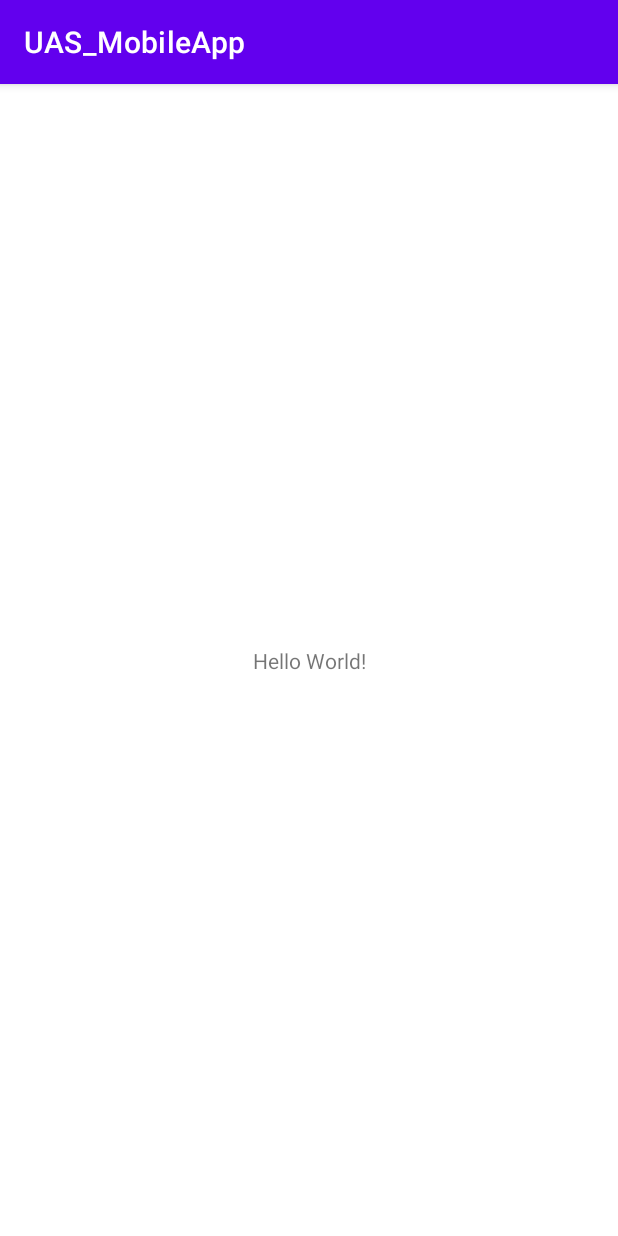
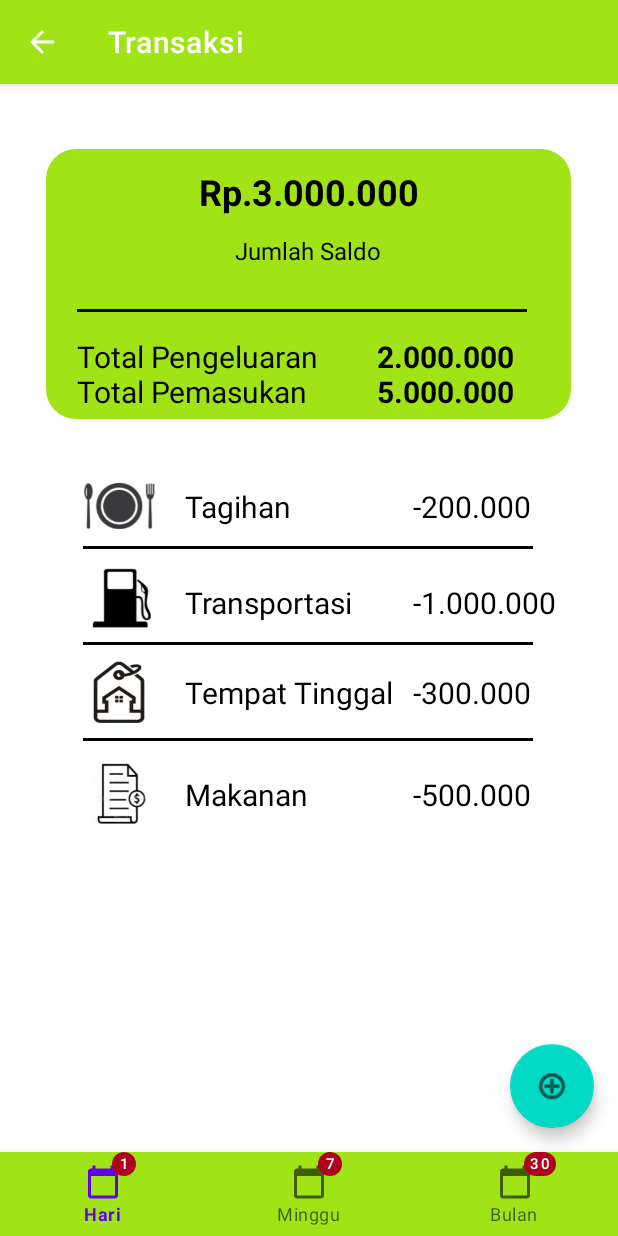
Before and after one commit to adityafadhilh/UAS-Mobile-App, an Android app: the MainActivity screen opened directly, with no data from a screen before it, on a phone screen of 412 x 824 dp. Run offline under Robolectric (Android 15) with nearby library versions, the phone set to English and light mode, and no system bars.

Commit message:
tambah file Richi

```diff
--- /dev/null
+++ b/app/src/main/java/id/ac/umn/uas_mobileapp/BulanFragment.java
@@ -0,0 +1,19 @@
+package id.ac.umn.uas_mobileapp;
+
+import android.os.Bundle;
+
+import androidx.fragment.app.Fragment;
+
+import android.view.LayoutInflater;
+import android.view.View;
+import android.view.ViewGroup;
+
+public class BulanFragment extends Fragment {
+
+
+    @Override
+    public View onCreateView(LayoutInflater inflater, ViewGroup container,
+                             Bundle savedInstanceState) {
+        return inflater.inflate(R.layout.fragment_bulan, container, false);
+    }
+}
--- /dev/null
+++ b/app/src/main/java/id/ac/umn/uas_mobileapp/HariFragment.java
@@ -0,0 +1,19 @@
+package id.ac.umn.uas_mobileapp;
+
+import android.os.Bundle;
+
+import androidx.fragment.app.Fragment;
+
+import android.view.LayoutInflater;
+import android.view.View;
+import android.view.ViewGroup;
+
+public class HariFragment extends Fragment {
+
+
+    @Override
+    public View onCreateView(LayoutInflater inflater, ViewGroup container,
+                             Bundle savedInstanceState) {
+        return inflater.inflate(R.layout.fragment_hari, container, false);
+    }
+}
--- a/app/src/main/java/id/ac/umn/uas_mobileapp/MainActivity.java
+++ b/app/src/main/java/id/ac/umn/uas_mobileapp/MainActivity.java
@@ -1,16 +1,74 @@
 package id.ac.umn.uas_mobileapp;
 
-import static android.os.Build.VERSION_CODES;
-
+import androidx.appcompat.app.ActionBar;
 import androidx.appcompat.app.AppCompatActivity;
 
+import android.graphics.Color;
+import android.graphics.drawable.ColorDrawable;
 import android.os.Bundle;
+import android.view.MenuItem;
+
+import com.google.android.material.badge.BadgeDrawable;
+import com.google.android.material.bottomnavigation.BottomNavigationView;
+import com.google.android.material.navigation.NavigationBarView;
 
 public class MainActivity extends AppCompatActivity {
+
+    BottomNavigationView bottomNavigationView;
+
+    HariFragment hariFragment = new HariFragment();
+    MingguFragment mingguFragment = new MingguFragment();
+    BulanFragment bulanFragment = new BulanFragment();
 
     @Override
     protected void onCreate(Bundle savedInstanceState) {
         super.onCreate(savedInstanceState);
         setContentView(R.layout.activity_main);
+
+        ActionBar actionBar;
+        actionBar = getSupportActionBar();
+
+        getSupportActionBar().setDisplayHomeAsUpEnabled(true);
+        getSupportActionBar().setTitle("Transaksi");
+        ColorDrawable colorDrawable
+                = new ColorDrawable(Color.parseColor("#A0E418"));
+
+        actionBar.setBackgroundDrawable(colorDrawable);
+
+        bottomNavigationView  = findViewById(R.id.bottom_navigation);
+
+        getSupportFragmentManager().beginTransaction().replace(R.id.container,hariFragment).commit();
+
+        BadgeDrawable badgeDrawable = bottomNavigationView.getOrCreateBadge(R.id.hari);
+        badgeDrawable.setVisible(true);
+        badgeDrawable.setNumber(1);
+
+        BadgeDrawable badge2Drawable = bottomNavigationView.getOrCreateBadge(R.id.minggu);
+        badge2Drawable.setVisible(true);
+        badge2Drawable.setNumber(7);
+
+        BadgeDrawable badge3Drawable = bottomNavigationView.getOrCreateBadge(R.id.bulan);
+        badge3Drawable.setVisible(true);
+        badge3Drawable.setNumber(30);
+
+        bottomNavigationView.setOnItemSelectedListener(new NavigationBarView.OnItemSelectedListener() {
+            @Override
+            public boolean onNavigationItemSelected(MenuItem item) {
+                switch (item.getItemId()){
+                    case R.id.hari:
+                        getSupportFragmentManager().beginTransaction().replace(R.id.container,hariFragment).commit();
+                        return true;
+                    case R.id.minggu:
+                        getSupportFragmentManager().beginTransaction().replace(R.id.container,mingguFragment).commit();
+                        return true;
+                    case R.id.bulan:
+                        getSupportFragmentManager().beginTransaction().replace(R.id.container,bulanFragment).commit();
+                        return true;
+                }
+
+                return false;
+            }
+        });
+
     }
 }
--- /dev/null
+++ b/app/src/main/java/id/ac/umn/uas_mobileapp/MingguFragment.java
@@ -0,0 +1,19 @@
+package id.ac.umn.uas_mobileapp;
+
+import android.os.Bundle;
+
+import androidx.fragment.app.Fragment;
+
+import android.view.LayoutInflater;
+import android.view.View;
+import android.view.ViewGroup;
+
+public class MingguFragment extends Fragment {
+
+
+    @Override
+    public View onCreateView(LayoutInflater inflater, ViewGroup container,
+                             Bundle savedInstanceState) {
+        return inflater.inflate(R.layout.fragment_minggu, container, false);
+    }
+}
--- /dev/null
+++ b/app/src/main/res/drawable/ic_baseline_add_24.xml
@@ -0,0 +1,5 @@
+<vector android:height="24dp" android:tint="#000000"
+    android:viewportHeight="24" android:viewportWidth="24"
+    android:width="24dp" xmlns:android="http://schemas.android.com/apk/res/android">
+    <path android:fillColor="@android:color/white" android:pathData="M19,13h-6v6h-2v-6H5v-2h6V5h2v6h6v2z"/>
+</vector>
--- /dev/null
+++ b/app/src/main/res/drawable/ic_baseline_calendar_today_24.xml
@@ -0,0 +1,5 @@
+<vector android:height="24dp" android:tint="#000000"
+    android:viewportHeight="24" android:viewportWidth="24"
+    android:width="24dp" xmlns:android="http://schemas.android.com/apk/res/android">
+    <path android:fillColor="@android:color/white" android:pathData="M20,3h-1L19,1h-2v2L7,3L7,1L5,1v2L4,3c-1.1,0 -2,0.9 -2,2v16c0,1.1 0.9,2 2,2h16c1.1,0 2,-0.9 2,-2L22,5c0,-1.1 -0.9,-2 -2,-2zM20,21L4,21L4,8h16v13z"/>
+</vector>
--- /dev/null
+++ b/app/src/main/res/drawable/ic_launcher_foreground.xml
@@ -0,0 +1,30 @@
+<vector xmlns:android="http://schemas.android.com/apk/res/android"
+    xmlns:aapt="http://schemas.android.com/aapt"
+    android:width="108dp"
+    android:height="108dp"
+    android:viewportWidth="108"
+    android:viewportHeight="108">
+    <path android:pathData="M31,63.928c0,0 6.4,-11 12.1,-13.1c7.2,-2.6 26,-1.4 26,-1.4l38.1,38.1L107,108.928l-32,-1L31,63.928z">
+        <aapt:attr name="android:fillColor">
+            <gradient
+                android:endX="85.84757"
+                android:endY="92.4963"
+                android:startX="42.9492"
+                android:startY="49.59793"
+                android:type="linear">
+                <item
+                    android:color="#44000000"
+                    android:offset="0.0" />
+                <item
+                    android:color="#00000000"
+                    android:offset="1.0" />
+            </gradient>
+        </aapt:attr>
+    </path>
+    <path
+        android:fillColor="#FFFFFF"
+        android:fillType="nonZero"
+        android:pathData="M65.3,45.828l3.8,-6.6c0.2,-0.4 0.1,-0.9 -0.3,-1.1c-0.4,-0.2 -0.9,-0.1 -1.1,0.3l-3.9,6.7c-6.3,-2.8 -13.4,-2.8 -19.7,0l-3.9,-6.7c-0.2,-0.4 -0.7,-0.5 -1.1,-0.3C38.8,38.328 38.7,38.828 38.9,39.228l3.8,6.6C36.2,49.428 31.7,56.028 31,63.928h46C76.3,56.028 71.8,49.428 65.3,45.828zM43.4,57.328c-0.8,0 -1.5,-0.5 -1.8,-1.2c-0.3,-0.7 -0.1,-1.5 0.4,-2.1c0.5,-0.5 1.4,-0.7 2.1,-0.4c0.7,0.3 1.2,1 1.2,1.8C45.3,56.528 44.5,57.328 43.4,57.328L43.4,57.328zM64.6,57.328c-0.8,0 -1.5,-0.5 -1.8,-1.2s-0.1,-1.5 0.4,-2.1c0.5,-0.5 1.4,-0.7 2.1,-0.4c0.7,0.3 1.2,1 1.2,1.8C66.5,56.528 65.6,57.328 64.6,57.328L64.6,57.328z"
+        android:strokeWidth="1"
+        android:strokeColor="#00000000" />
+</vector>
--- /dev/null
+++ b/app/src/main/res/drawable/line.xml
@@ -0,0 +1,9 @@
+<?xml version="1.0" encoding="utf-8"?>
+<selector xmlns:android="http://schemas.android.com/apk/res/android">
+    <item>
+        <shape android:shape="rectangle">
+            <solid android:color="#000000"/>
+            <corners android:radius="0dp"/>
+        </shape>
+    </item>
+</selector>
--- /dev/null
+++ b/app/src/main/res/drawable/rectangle.xml
@@ -0,0 +1,9 @@
+<?xml version="1.0" encoding="utf-8"?>
+<selector xmlns:android="http://schemas.android.com/apk/res/android">
+    <item>
+        <shape android:shape="rectangle">
+            <solid android:color="@color/green"/>
+            <corners android:radius="20dp"/>
+        </shape>
+    </item>
+</selector>
--- a/app/src/main/res/layout/activity_main.xml
+++ b/app/src/main/res/layout/activity_main.xml
@@ -1,18 +1,27 @@
 <?xml version="1.0" encoding="utf-8"?>
-<androidx.constraintlayout.widget.ConstraintLayout xmlns:android="http://schemas.android.com/apk/res/android"
+<RelativeLayout xmlns:android="http://schemas.android.com/apk/res/android"
     xmlns:app="http://schemas.android.com/apk/res-auto"
     xmlns:tools="http://schemas.android.com/tools"
     android:layout_width="match_parent"
     android:layout_height="match_parent"
     tools:context=".MainActivity">
 
-    <TextView
-        android:layout_width="wrap_content"
+
+    <FrameLayout
+        android:layout_width="match_parent"
+        android:layout_height="match_parent"
+        android:id="@+id/container"
+        android:layout_above="@id/bottom_navigation"/>
+
+    <com.google.android.material.bottomnavigation.BottomNavigationView
+        android:layout_width="match_parent"
         android:layout_height="wrap_content"
-        android:text="Hello World!"
-        app:layout_constraintBottom_toBottomOf="parent"
-        app:layout_constraintEnd_toEndOf="parent"
-        app:layout_constraintStart_toStartOf="parent"
-        app:layout_constraintTop_toTopOf="parent" />
+        android:id="@+id/bottom_navigation"
+        android:background="#A0E418"
+        android:layout_alignParentBottom="true"
+        app:menu="@menu/bottom_nav_menu"
+        />
 
-</androidx.constraintlayout.widget.ConstraintLayout>
+
+
+</RelativeLayout>
--- /dev/null
+++ b/app/src/main/res/layout/fragment_bulan.xml
@@ -0,0 +1,18 @@
+<?xml version="1.0" encoding="utf-8"?>
+<RelativeLayout xmlns:android="http://schemas.android.com/apk/res/android"
+    xmlns:app="http://schemas.android.com/apk/res-auto"
+    xmlns:tools="http://schemas.android.com/tools"
+    android:layout_width="match_parent"
+    android:layout_height="match_parent"
+    tools:context=".HariFragment">
+
+    <TextView
+        android:layout_width="wrap_content"
+        android:layout_height="wrap_content"
+        android:text="Bulan"
+        android:textSize="25dp"
+        android:layout_centerInParent="true"/>
+
+
+
+</RelativeLayout>
--- /dev/null
+++ b/app/src/main/res/layout/fragment_hari.xml
@@ -0,0 +1,260 @@
+<?xml version="1.0" encoding="utf-8"?>
+<androidx.constraintlayout.widget.ConstraintLayout xmlns:android="http://schemas.android.com/apk/res/android"
+    xmlns:app="http://schemas.android.com/apk/res-auto"
+    xmlns:tools="http://schemas.android.com/tools"
+    android:layout_width="match_parent"
+    android:layout_height="match_parent"
+    tools:context=".HariFragment">
+
+    <TextView
+        android:id="@+id/textView3"
+        android:layout_width="350dp"
+        android:layout_height="180dp"
+        android:background="@drawable/rectangle"
+        app:layout_constraintBottom_toBottomOf="parent"
+        app:layout_constraintEnd_toEndOf="parent"
+        app:layout_constraintHorizontal_bias="0.491"
+        app:layout_constraintStart_toStartOf="parent"
+        app:layout_constraintTop_toTopOf="parent"
+        app:layout_constraintVertical_bias="0.081" />
+
+    <TextView
+        android:id="@+id/textView13"
+        android:layout_width="wrap_content"
+        android:layout_height="wrap_content"
+        android:layout_marginStart="72dp"
+        android:layout_marginTop="240dp"
+        android:text="Tempat Tinggal"
+        android:textColor="#000000"
+        android:textSize="20sp"
+        app:layout_constraintStart_toStartOf="@+id/textView4"
+        app:layout_constraintTop_toBottomOf="@+id/textView4" />
+
+    <ImageView
+        android:id="@+id/imageView4"
+        android:layout_width="48dp"
+        android:layout_height="42dp"
+        android:layout_marginStart="4dp"
+        android:layout_marginTop="232dp"
+        android:src="@drawable/rumah"
+        app:layout_constraintStart_toStartOf="@+id/textView4"
+        app:layout_constraintTop_toBottomOf="@+id/textView4" />
+
+    <ImageView
+        android:id="@+id/imageView3"
+        android:layout_width="50dp"
+        android:layout_height="44dp"
+        android:layout_marginStart="4dp"
+        android:layout_marginTop="168dp"
+        android:src="@drawable/akomodasi"
+        app:layout_constraintStart_toStartOf="@+id/textView4"
+        app:layout_constraintTop_toBottomOf="@+id/textView4" />
+
+    <TextView
+        android:id="@+id/textView19"
+        android:layout_width="wrap_content"
+        android:layout_height="wrap_content"
+        android:layout_marginStart="224dp"
+        android:layout_marginTop="308dp"
+        android:text="-500.000"
+        android:textColor="#000000"
+        android:textSize="20sp"
+        app:layout_constraintStart_toStartOf="@+id/textView4"
+        app:layout_constraintTop_toBottomOf="@+id/textView4" />
+
+    <TextView
+        android:id="@+id/textView8"
+        android:layout_width="300dp"
+        android:layout_height="2dp"
+        android:layout_marginStart="4dp"
+        android:layout_marginTop="156dp"
+        android:background="@drawable/line"
+        app:layout_constraintStart_toStartOf="@+id/textView4"
+        app:layout_constraintTop_toBottomOf="@+id/textView4" />
+
+    <ImageView
+        android:id="@+id/imageView5"
+        android:layout_width="48dp"
+        android:layout_height="42dp"
+        android:layout_marginStart="4dp"
+        android:layout_marginTop="300dp"
+        android:src="@drawable/tagihan"
+        app:layout_constraintStart_toStartOf="@+id/textView4"
+        app:layout_constraintTop_toBottomOf="@+id/textView4" />
+
+    <TextView
+        android:id="@+id/textView18"
+        android:layout_width="wrap_content"
+        android:layout_height="wrap_content"
+        android:layout_marginStart="224dp"
+        android:layout_marginTop="180dp"
+        android:text="-1.000.000"
+        android:textColor="#000000"
+        android:textSize="20sp"
+        app:layout_constraintStart_toStartOf="@+id/textView4"
+        app:layout_constraintTop_toBottomOf="@+id/textView4" />
+
+    <TextView
+        android:id="@+id/textView10"
+        android:layout_width="300dp"
+        android:layout_height="2dp"
+        android:layout_marginStart="4dp"
+        android:layout_marginTop="284dp"
+        android:background="@drawable/line"
+        app:layout_constraintStart_toStartOf="@+id/textView4"
+        app:layout_constraintTop_toBottomOf="@+id/textView4" />
+
+    <TextView
+        android:id="@+id/textView9"
+        android:layout_width="300dp"
+        android:layout_height="2dp"
+        android:layout_marginStart="4dp"
+        android:layout_marginTop="220dp"
+        android:background="@drawable/line"
+        app:layout_constraintStart_toStartOf="@+id/textView4"
+        app:layout_constraintTop_toBottomOf="@+id/textView4" />
+
+    <TextView
+        android:id="@+id/textView17"
+        android:layout_width="wrap_content"
+        android:layout_height="wrap_content"
+        android:layout_marginStart="224dp"
+        android:layout_marginTop="240dp"
+        android:text="-300.000"
+        android:textColor="#000000"
+        android:textSize="20sp"
+        app:layout_constraintStart_toStartOf="@+id/textView4"
+        app:layout_constraintTop_toBottomOf="@+id/textView4" />
+
+    <TextView
+        android:id="@+id/textView11"
+        android:layout_width="wrap_content"
+        android:layout_height="wrap_content"
+        android:layout_marginStart="72dp"
+        android:layout_marginTop="116dp"
+        android:text="Tagihan"
+        android:textColor="#000000"
+        android:textSize="20sp"
+        app:layout_constraintStart_toStartOf="@+id/textView4"
+        app:layout_constraintTop_toBottomOf="@+id/textView4" />
+
+    <TextView
+        android:id="@+id/textView15"
+        android:layout_width="wrap_content"
+        android:layout_height="wrap_content"
+        android:layout_marginStart="72dp"
+        android:layout_marginTop="180dp"
+        android:text="Transportasi"
+        android:textColor="#000000"
+        android:textSize="20sp"
+        app:layout_constraintStart_toStartOf="@+id/textView4"
+        app:layout_constraintTop_toBottomOf="@+id/textView4" />
+
+    <TextView
+        android:id="@+id/textView12"
+        android:layout_width="wrap_content"
+        android:layout_height="wrap_content"
+        android:layout_marginStart="72dp"
+        android:layout_marginTop="308dp"
+        android:text="Makanan"
+        android:textColor="#000000"
+        android:textSize="20sp"
+        app:layout_constraintStart_toStartOf="@+id/textView4"
+        app:layout_constraintTop_toBottomOf="@+id/textView4" />
+
+    <ImageView
+        android:id="@+id/imageView2"
+        android:layout_width="48dp"
+        android:layout_height="42dp"
+        android:layout_marginStart="4dp"
+        android:layout_marginTop="108dp"
+        android:src="@drawable/makanan"
+        app:layout_constraintStart_toStartOf="@+id/textView4"
+        app:layout_constraintTop_toBottomOf="@+id/textView4" />
+
+    <TextView
+        android:id="@+id/textView16"
+        android:layout_width="wrap_content"
+        android:layout_height="wrap_content"
+        android:layout_marginStart="224dp"
+        android:layout_marginTop="116dp"
+        android:text="-200.000"
+        android:textColor="#000000"
+        android:textSize="20sp"
+        app:layout_constraintStart_toStartOf="@+id/textView4"
+        app:layout_constraintTop_toBottomOf="@+id/textView4" />
+
+    <TextView
+        android:id="@+id/textView"
+        android:layout_width="wrap_content"
+        android:layout_height="wrap_content"
+        android:layout_marginTop="12dp"
+        android:text="Rp.3.000.000"
+        android:textColor="#000000"
+        android:textSize="24sp"
+        android:textStyle="bold"
+        app:layout_constraintEnd_toEndOf="parent"
+        app:layout_constraintStart_toStartOf="parent"
+        app:layout_constraintTop_toTopOf="@+id/textView3" />
+
+    <TextView
+        android:id="@+id/textView4"
+        android:layout_width="300dp"
+        android:layout_height="2dp"
+        android:background="@drawable/line"
+        app:layout_constraintBottom_toBottomOf="parent"
+        app:layout_constraintEnd_toEndOf="parent"
+        app:layout_constraintHorizontal_bias="0.459"
+        app:layout_constraintStart_toStartOf="parent"
+        app:layout_constraintTop_toTopOf="parent"
+        app:layout_constraintVertical_bias="0.211" />
+
+    <TextView
+        android:id="@+id/textView2"
+        android:layout_width="wrap_content"
+        android:layout_height="wrap_content"
+        android:layout_marginStart="24dp"
+        android:layout_marginTop="12dp"
+        android:text="Jumlah Saldo"
+        android:textColor="#000000"
+        android:textSize="16sp"
+        app:layout_constraintStart_toStartOf="@+id/textView"
+        app:layout_constraintTop_toBottomOf="@+id/textView" />
+
+    <TextView
+        android:id="@+id/textView6"
+        android:layout_width="wrap_content"
+        android:layout_height="wrap_content"
+        android:layout_marginTop="16dp"
+        android:layout_marginEnd="4dp"
+        android:text="2.000.000 \n5.000.000"
+        android:textColor="#000000"
+        android:textSize="20sp"
+        android:textStyle="bold"
+        app:layout_constraintEnd_toEndOf="@+id/textView4"
+        app:layout_constraintTop_toBottomOf="@+id/textView4" />
+
+    <TextView
+        android:id="@+id/textView5"
+        android:layout_width="wrap_content"
+        android:layout_height="wrap_content"
+        android:layout_marginTop="16dp"
+        android:text="Total Pengeluaran \nTotal Pemasukan"
+        android:textColor="#000000"
+        android:textSize="20sp"
+        app:layout_constraintStart_toStartOf="@+id/textView4"
+        app:layout_constraintTop_toBottomOf="@+id/textView4" />
+
+    <com.google.android.material.floatingactionbutton.FloatingActionButton
+        android:id="@+id/floatingActionButton"
+        android:layout_width="wrap_content"
+        android:layout_height="wrap_content"
+        android:layout_marginEnd="16dp"
+        android:layout_marginBottom="16dp"
+        android:clickable="true"
+        android:src="@android:drawable/ic_menu_add"
+        app:layout_constraintBottom_toBottomOf="parent"
+        app:layout_constraintEnd_toEndOf="parent" />
+
+
+</androidx.constraintlayout.widget.ConstraintLayout>
--- /dev/null
+++ b/app/src/main/res/layout/fragment_minggu.xml
@@ -0,0 +1,16 @@
+<?xml version="1.0" encoding="utf-8"?>
+<RelativeLayout xmlns:android="http://schemas.android.com/apk/res/android"
+    xmlns:tools="http://schemas.android.com/tools"
+    android:layout_width="match_parent"
+    android:layout_height="match_parent"
+    tools:context=".HariFragment">
+
+    <TextView
+        android:layout_width="wrap_content"
+        android:layout_height="wrap_content"
+        android:text="Minggu"
+        android:textSize="25dp"
+        android:layout_centerInParent="true"/>
+
+
+</RelativeLayout>
--- /dev/null
+++ b/app/src/main/res/menu/bottom_nav_menu.xml
@@ -0,0 +1,13 @@
+<?xml version="1.0" encoding="utf-8"?>
+<menu xmlns:android="http://schemas.android.com/apk/res/android">
+
+    <item android:id="@+id/hari"
+        android:title="Hari"
+        android:icon="@drawable/ic_baseline_calendar_today_24"/>
+    <item android:id="@+id/minggu"
+        android:title="Minggu"
+        android:icon="@drawable/ic_baseline_calendar_today_24"/>
+    <item android:id="@+id/bulan"
+        android:title="Bulan"
+        android:icon="@drawable/ic_baseline_calendar_today_24"/>
+</menu>
--- a/app/src/main/res/values/colors.xml
+++ b/app/src/main/res/values/colors.xml
@@ -11,4 +11,5 @@
     <color name="green">#A0E418</color>
     <color name="cyan">#4AE2C7</color>
     <color name="crimson">#DC143C</color>
+    <color name="red">#FF5858</color>
 </resources>
```
Also changed, not shown: app/src/main/res/drawable/akomodasi.jpg (added), app/src/main/res/drawable/makanan.jpg (added), app/src/main/res/drawable/rumah.jpg (added), app/src/main/res/drawable/tagihan.jpg (added), 79 other files.
